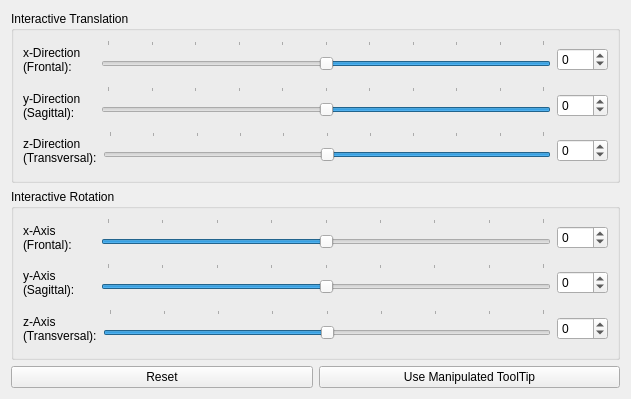
This is Modules/IGTUI/Qmitk/QmitkInteractiveTransformationWidgetControls.ui in MITK/MITK as Qt 5 draws it before an edit. The edited form follows.
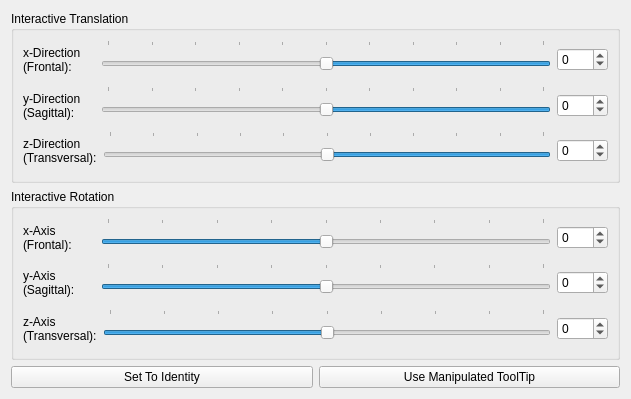
This is the edited form.

Commit message: small UI changes: tooltip modification is now always activated

Patch:
```diff
--- a/Modules/IGTUI/Qmitk/QmitkInteractiveTransformationWidgetControls.ui
+++ b/Modules/IGTUI/Qmitk/QmitkInteractiveTransformationWidgetControls.ui
@@ -415,7 +415,7 @@
    <item row="2" column="0">
     <widget class="QPushButton" name="m_ResetPB">
      <property name="text">
-      <string>Reset</string>
+      <string>Set To Identity</string>
      </property>
     </widget>
    </item>
```
The commit also changes 3 other files.
